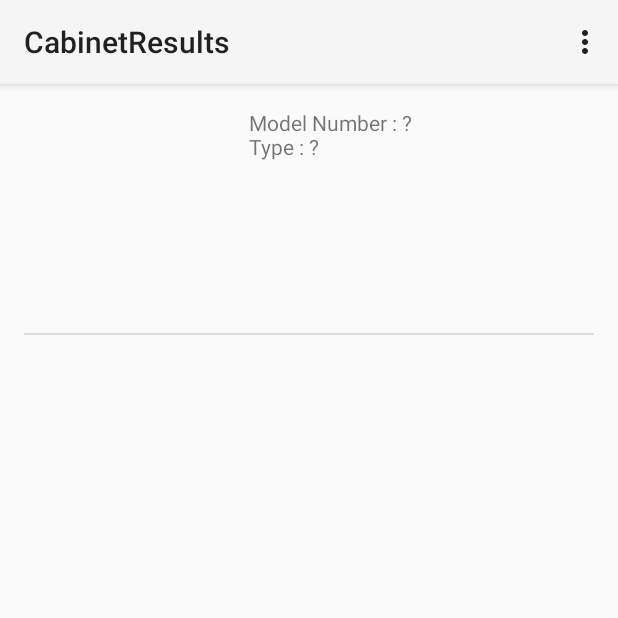
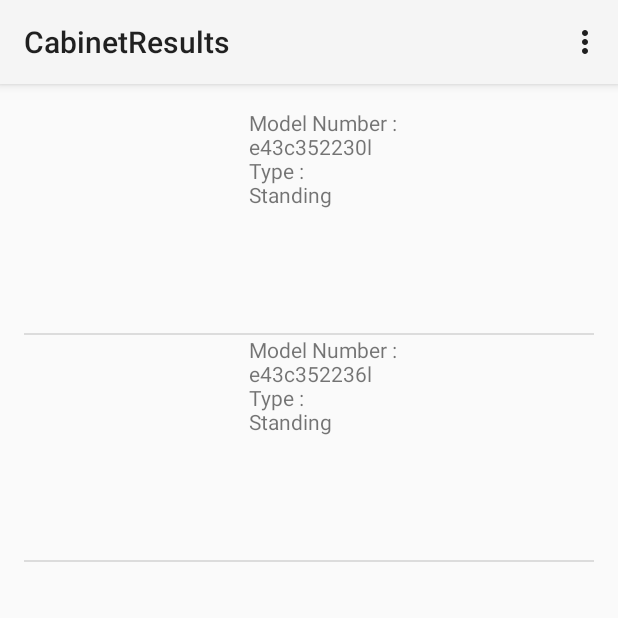
Before and after one commit to dnoc/CabinetDatabase, an Android app: the Search screen opened directly, with no data from a screen before it, after a tap on "SEARCH", on a phone screen of 412 x 824 dp, the top half of it. Run offline under Robolectric (Android 15) with nearby library versions, the phone set to English and light mode, and no system bars; 1 statement that could not run was skipped.

Commit message:
Now displays if no rows were found
Can get selected strings from material and type listviews, but query does not return cabinets when multiple are selected...

```diff
--- a/app/src/main/java/eli/cabinetdatabase/CabinetResults.java
+++ b/app/src/main/java/eli/cabinetdatabase/CabinetResults.java
@@ -113,7 +113,7 @@ public class CabinetResults extends ActionBarActivity {
                             cursor.moveToNext();
                         }
 
-                        String[] displayText = {"Model Number : ? \nType : ? \n" };
+                        String[] displayText = getDisplayText(cabinets);
 
                         Uri[] imgId = getImageIds(cabinets);
 
@@ -131,7 +131,7 @@ public class CabinetResults extends ActionBarActivity {
                     }
                     else
                     {
-                        CustomList adapter = new CustomList(this.getActivity(), new String[]{"No rows found"}, new Uri[]{});
+                        CustomList adapter = new CustomList(this.getActivity(), new String[]{"No rows found\nPlease refine your search!"}, new Uri[]{});
                         ListView displayList = (ListView) rootView.findViewById(R.id.listView);
                         displayList.setAdapter(adapter);
                         cursor.close();
@@ -151,10 +151,16 @@ public class CabinetResults extends ActionBarActivity {
             String retVal = "";
             for (int i = 0; i<cols.size(); i++)
             {
-                retVal = retVal + cols.get(i) + " ";
+                if (cols.get(i).contains("OR"))
+                {
+                    retVal = retVal + cols.get(i);
+                }
+                else {
+                    retVal = retVal + cols.get(i) + " AND ";
+                }
             }
 
-            return retVal.substring(0, retVal.length() - 1);
+            return retVal.substring(0, retVal.length() - 5);
         }
 
         private String[] getArgArray(ArrayList<String> cols)
@@ -188,5 +194,22 @@ public class CabinetResults extends ActionBarActivity {
 
             return retVal;
         }
+
+        private String[] getDisplayText(ArrayList<Cabinet> cabinets)
+        {
+            int size = cabinets.size();
+            String[] retVal = new String[size];
+            for (int i = 0; i < size; i++)
+            {
+                String modNo = cabinets.get(i).getModelNum();
+                String type = cabinets.get(i).getType();
+                String temp = "Model Number : \n1? \nType : \n2? \n";
+                temp = temp.replace("1?", modNo);
+                temp = temp.replace("2?", type);
+                retVal[i] = temp;
+            }
+
+            return retVal;
+        }
     }
 }
--- a/app/src/main/java/eli/cabinetdatabase/CustomList.java
+++ b/app/src/main/java/eli/cabinetdatabase/CustomList.java
@@ -2,6 +2,7 @@ package eli.cabinetdatabase;
 
 import android.app.Activity;
 import android.net.Uri;
+import android.util.TypedValue;
 import android.view.LayoutInflater;
 import android.view.View;
 import android.view.ViewGroup;
@@ -31,7 +32,14 @@ public class CustomList extends ArrayAdapter<String> {
         TextView txtTitle = (TextView) rowView.findViewById(R.id.txt);
         ImageView imageView = (ImageView) rowView.findViewById(R.id.img);
         txtTitle.setText(web[position]);
-        imageView.setImageURI(imageId[position]);
+        if (imageId.length != 0) {
+            imageView.setImageURI(imageId[position]);
+        }
+        else
+        {
+            //No rows were found for their search
+            txtTitle.setTextSize(TypedValue.COMPLEX_UNIT_SP, 14);
+        }
         return rowView;
     }
 }
--- a/app/src/main/java/eli/cabinetdatabase/Search.java
+++ b/app/src/main/java/eli/cabinetdatabase/Search.java
@@ -1,5 +1,6 @@
 package eli.cabinetdatabase;
 
+import android.content.DialogInterface;
 import android.content.Intent;
 import android.database.Cursor;
 import android.database.sqlite.SQLiteDatabase;
@@ -9,6 +10,7 @@ import android.support.v7.app.ActionBar;
 import android.support.v4.app.Fragment;
 import android.os.Bundle;
 import android.util.Log;
+import android.util.SparseBooleanArray;
 import android.view.LayoutInflater;
 import android.view.Menu;
 import android.view.MenuItem;
@@ -41,8 +43,6 @@ public class Search extends ActionBarActivity {
     private static String DEPTHKEY  = "depth";
     private static String MATERIALKEY = "material";
     private static String TYPEKEY = "type";
-
-    private static final String[] cabinetColumns = {MODELNUMKEY, DESIGNKEY, WIDTHKEY, HEIGHTKEY, DEPTHKEY, TYPEKEY} ;
 
     @Override
     protected void onCreate(Bundle savedInstanceState) {
@@ -126,12 +126,75 @@ public class Search extends ActionBarActivity {
             colVals.add(Integer.toString(depth));
             cols.add(DEPTHKEY + "=?");
         }
-        //Check for selected values of ListViews here!!!
+
+        //Check for selected material values
+        SparseBooleanArray selectedMaterials = materialList.getCheckedItemPositions();
+        int selectedCount = 0;
+        for (int i = 0; i < selectedMaterials.size(); i++)
+        {
+            if (selectedMaterials.valueAt(i))
+            {
+                colVals.add(materialList.getItemAtPosition(i).toString());
+                selectedCount++;
+            }
+        }
+
+        boolean first = true;
+        while (selectedCount > 0)
+        {
+            if (selectedCount == 1)
+            {
+                cols.add(MATERIALKEY + "=? )");
+            }
+            else
+            {
+                if (first)
+                {
+                    cols.add("(" + MATERIALKEY + "=? OR ");
+                    first = false;
+                }
+                else {
+                    cols.add(MATERIALKEY + "=? OR ");
+                }
+            }
+            selectedCount--;
+        }
+
+        //Check for selected type values
+        SparseBooleanArray selectedTypes = typeList.getCheckedItemPositions();
+        selectedCount = 0;
+        for (int i = 0; i < selectedTypes.size(); i++)
+        {
+            if (selectedTypes.valueAt(i))
+            {
+                colVals.add(typeList.getItemAtPosition(i).toString());
+                selectedCount++;
+            }
+        }
+
+        first = true;
+        while (selectedCount > 0)
+        {
+            if (selectedCount == 1)
+            {
+                cols.add(TYPEKEY + "=? )");
+            }
+            else
+            {
+                if (first)
+                {
+                    cols.add("(" + TYPEKEY + "=? OR ");
+                    first = false;
+                }
+                else {
+                    cols.add(TYPEKEY + "=? OR ");
+                }
+            }
+            selectedCount--;
+        }
 
         if (validQuery) {
             try{
-                //Better way to do this??
-                //Save cursor in bundle or other package visible var and open cabinet results page
                 Intent in = new Intent(getApplicationContext(), CabinetResults.class);
                 in.putStringArrayListExtra("Selection", cols);
                 in.putStringArrayListExtra("SelectionArgs", colVals);
--- a/app/src/main/res/layout/list_row.xml
+++ b/app/src/main/res/layout/list_row.xml
@@ -11,7 +11,7 @@
         <TextView
             android:id="@+id/txt"
             android:layout_width="wrap_content"
-            android:layout_height="50dp" />
+            android:layout_height="100dp" />
     </TableRow>
 
 </TableLayout>
```
